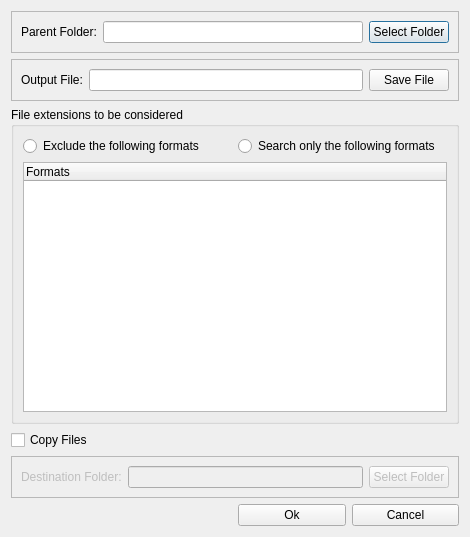
Old version of the form InventoryTools/ui_inventoryTools.ui in the repository dsgoficial/DsgTools.
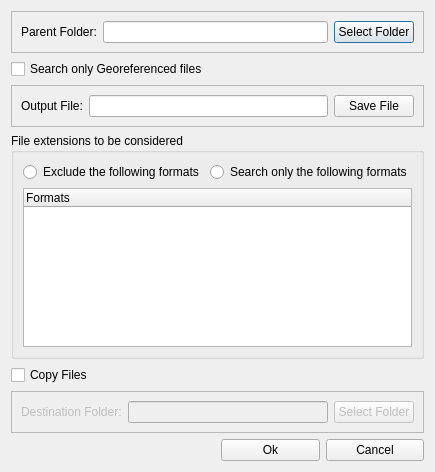
New version of the form.

Commit message: Georeferenced files inventory ok.

Patch:
```diff
--- a/InventoryTools/ui_inventoryTools.ui
+++ b/InventoryTools/ui_inventoryTools.ui
@@ -6,8 +6,8 @@
    <rect>
     <x>0</x>
     <y>0</y>
-    <width>470</width>
-    <height>537</height>
+    <width>430</width>
+    <height>472</height>
    </rect>
   </property>
   <property name="windowTitle">
@@ -48,6 +48,13 @@
     </widget>
    </item>
    <item row="1" column="0" colspan="2">
+    <widget class="QCheckBox" name="onlyGeoCheckBox">
+     <property name="text">
+      <string>Search only Georeferenced files</string>
+     </property>
+    </widget>
+   </item>
+   <item row="2" column="0" colspan="2">
     <widget class="QFrame" name="frame_2">
      <property name="frameShape">
       <enum>QFrame::StyledPanel</enum>
@@ -80,7 +87,7 @@
      </layout>
     </widget>
    </item>
-   <item row="2" column="0" colspan="2">
+   <item row="3" column="0" colspan="2">
     <widget class="QGroupBox" name="groupBox">
      <property name="title">
       <string>File extensions to be considered</string>
@@ -116,14 +123,14 @@
      </layout>
     </widget>
    </item>
-   <item row="3" column="0">
+   <item row="4" column="0">
     <widget class="QCheckBox" name="copyFilesCheckBox">
      <property name="text">
       <string>Copy Files</string>
      </property>
     </widget>
    </item>
-   <item row="4" column="0" colspan="2">
+   <item row="5" column="0" colspan="2">
     <widget class="QFrame" name="frame_3">
      <property name="enabled">
       <bool>false</bool>
@@ -159,7 +166,7 @@
      </layout>
     </widget>
    </item>
-   <item row="5" column="1">
+   <item row="6" column="1">
     <layout class="QHBoxLayout" name="horizontalLayout_4">
      <item>
       <widget class="QPushButton" name="okButton">
```
The commit also changes 4 other files.
